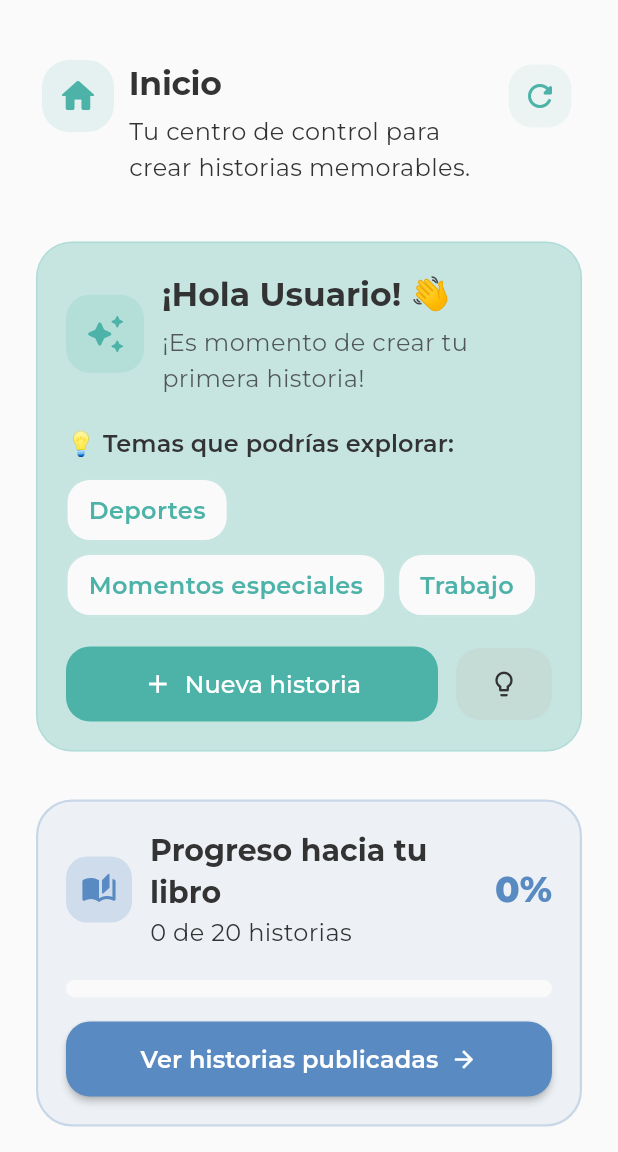
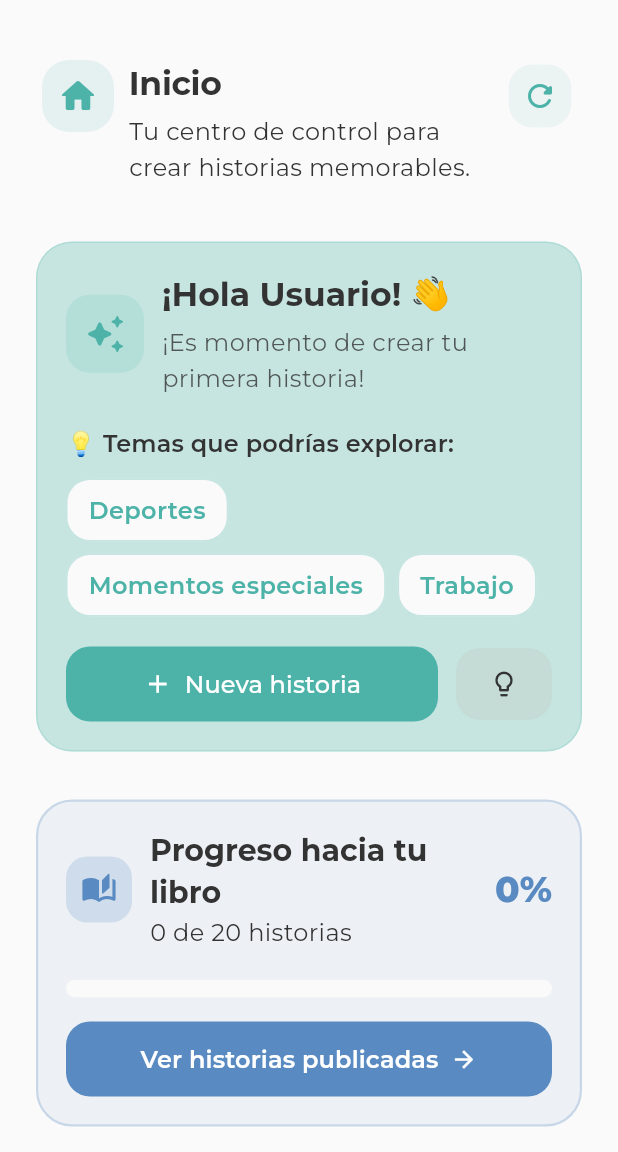
Before and after one commit to AlexJaimeH/narra, a Flutter app: the screen it shows after launch, on a phone screen of 412 x 824 dp, the part 84-1236 px from its top. Run offline on Flutter 3.47's test engine with Material 3 defaults, Android fonts, the phone set to English and light mode, and no system bars; our stand-ins replace file_picker, google_fonts, image_picker, supabase_flutter; missing offline and left inert: dart:html, dart:js_util; accounts and stored records are empty; statements that could not run were skipped.

Commit message:
Fix: Remover parámetro elevation no válido en FilledButton.styleFrom

```diff
--- a/lib/screens/app/dashboard_page.dart
+++ b/lib/screens/app/dashboard_page.dart
@@ -787,7 +787,6 @@ class _BookProgressSection extends StatelessWidget {
                   shape: RoundedRectangleBorder(
                     borderRadius: BorderRadius.circular(16),
                   ),
-                  elevation: 2,
                 ),
                 child: Row(
                   mainAxisAlignment: MainAxisAlignment.center,
```
